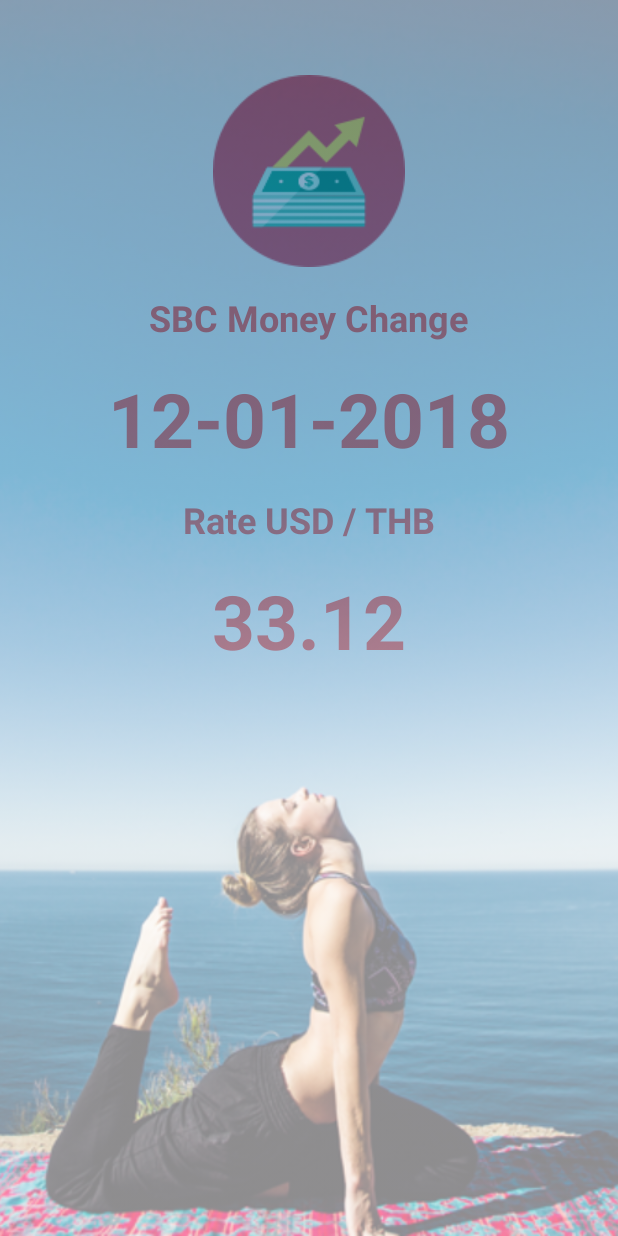
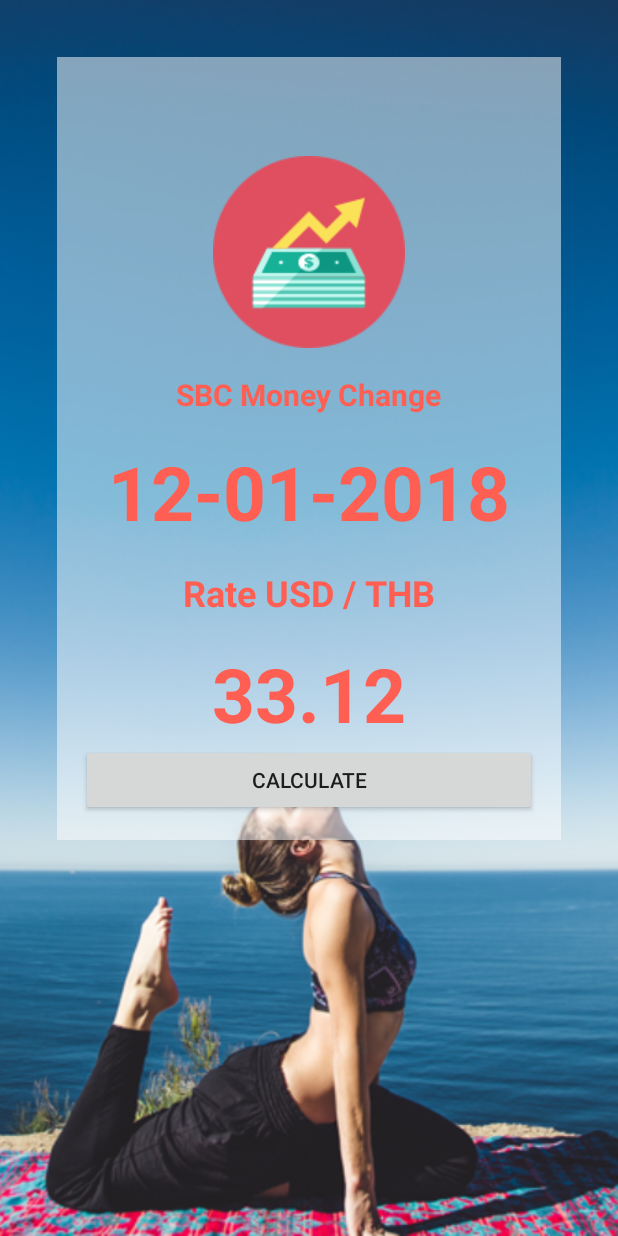
Before and after one commit to conanooo/chinnawat, an Android app: the screen it shows after launch (MainActivity), on a phone screen of 412 x 824 dp. Run offline under Robolectric (Android 15) with nearby library versions, the phone set to English and light mode, and no system bars.

Commit message:
Replace Fragment Success

```diff
--- a/app/src/main/java/chinnawat/sbc/ac/th/sbcmoneychange/fragment/MainFragment.java
+++ b/app/src/main/java/chinnawat/sbc/ac/th/sbcmoneychange/fragment/MainFragment.java
@@ -6,6 +6,7 @@ import android.support.v4.app.Fragment;
 import android.view.LayoutInflater;
 import android.view.View;
 import android.view.ViewGroup;
+import android.widget.Button;
 
 import chinnawat.sbc.ac.th.sbcmoneychange.R;
 
@@ -14,6 +15,30 @@ import chinnawat.sbc.ac.th.sbcmoneychange.R;
  */
 
 public class MainFragment extends Fragment{
+
+    @Override
+    public void onActivityCreated(@Nullable Bundle savedInstanceState) {
+        super.onActivityCreated(savedInstanceState);
+
+//        Calculate Controller
+
+        Button button = getView().findViewById(R.id.btnCalculate);
+        button.setOnClickListener(new View.OnClickListener() {
+            @Override
+            public void onClick(View view) {
+
+//                replace Frament
+                getActivity().getSupportFragmentManager()
+                        .beginTransaction()
+                        .replace(R.id.contentMainFragment, new CalculateFragment())
+                        .addToBackStack(null)
+                        .commit();
+            }
+        });
+
+
+
+    }//Main Method
 
     @Nullable
     @Override
--- a/app/src/main/res/layout/activity_main.xml
+++ b/app/src/main/res/layout/activity_main.xml
@@ -8,6 +8,14 @@
 
 
 
+    <!--WallPaPer-->
+    <ImageView
+
+        android:scaleType="centerCrop"
+        android:src="@drawable/bg"
+        android:layout_width="match_parent"
+        android:layout_height="match_parent" />
+
 
     <!--Content of Fragment-->
     <FrameLayout
@@ -16,14 +24,6 @@
         android:layout_height="match_parent"/>
 
 
-    <!--WallPaPer-->
-    <ImageView
-        android:alpha="0.5"
-        android:scaleType="centerCrop"
-        android:src="@drawable/bg"
-        android:layout_width="match_parent"
-        android:layout_height="match_parent" />
-
 
 
 
--- /dev/null
+++ b/app/src/main/res/layout/fragment_calculate.xml
@@ -0,0 +1,6 @@
+<?xml version="1.0" encoding="utf-8"?>
+<LinearLayout xmlns:android="http://schemas.android.com/apk/res/android"
+    android:orientation="vertical" android:layout_width="match_parent"
+    android:layout_height="match_parent">
+
+</LinearLayout>
--- a/app/src/main/res/layout/fragment_main.xml
+++ b/app/src/main/res/layout/fragment_main.xml
@@ -3,6 +3,14 @@
     android:layout_width="match_parent"
     android:layout_height="match_parent"
     android:orientation="vertical">
+
+   <LinearLayout
+       android:padding="16dp"
+       android:layout_margin="38dp"
+       android:background="#82ffffff"
+       android:orientation="vertical"
+       android:layout_width="match_parent"
+       android:layout_height="wrap_content">
 
        <!--logo-->
        <ImageView
@@ -13,14 +21,13 @@
            android:layout_height="wrap_content" />
 
 
-
        <!--Add Name-->
        <TextView
            android:textColor="@color/colorPrimaryDark"
            android:layout_marginTop="17dp"
            android:layout_gravity="center_horizontal"
            android:textStyle="bold"
-        android:textSize="24sp"
+           android:textSize="20sp"
            android:text="SBC Money Change"
            android:layout_width="wrap_content"
            android:layout_height="wrap_content" />
@@ -47,6 +54,7 @@
            android:layout_width="wrap_content"
            android:layout_height="wrap_content" />
 
+
        <TextView
            android:textColor="@color/colorPrimaryDark"
            android:layout_marginTop="17dp"
@@ -67,6 +75,15 @@
        <!--Rate Value-->
 
        <!--Button calculate-->
+       <Button
+           android:id="@+id/btnCalculate"
+           android:text="Calculate"
+           android:layout_width="match_parent"
+           android:layout_height="wrap_content" />
+
 
 
    </LinearLayout>
+
+
+</LinearLayout>
```
Also changed, not shown: app/src/main/java/chinnawat/sbc/ac/th/sbcmoneychange/fragment/CalculateFragment.java (added, +24 -0 lines). Lines whose indentation alone changed are shown as unchanged.
